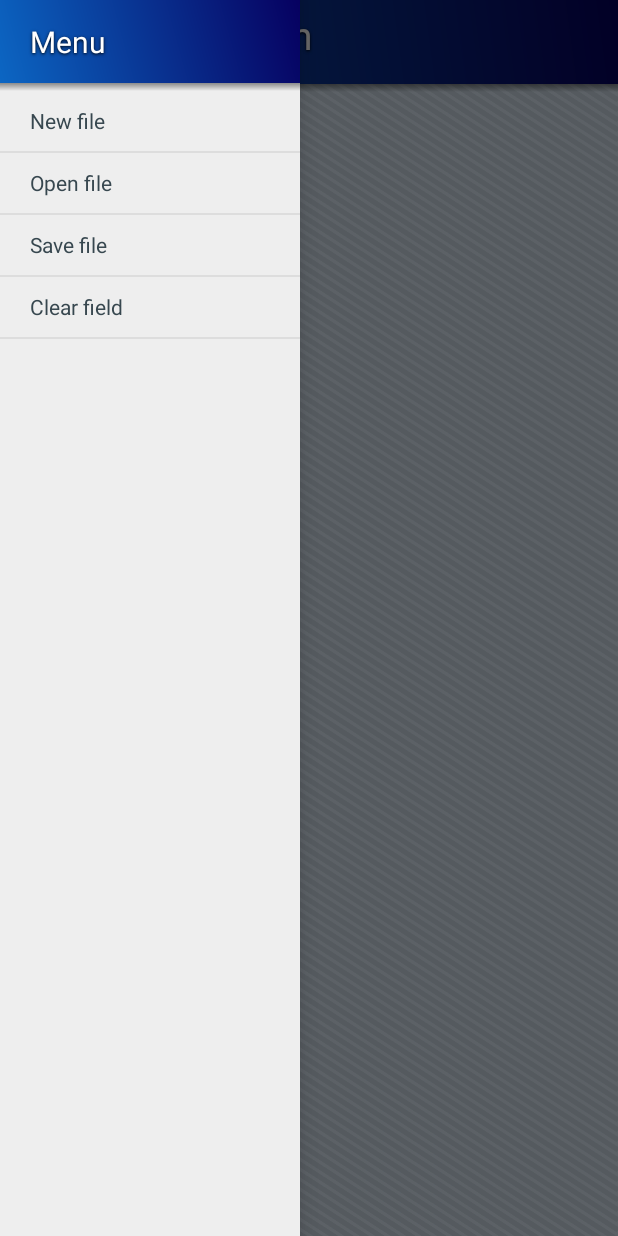
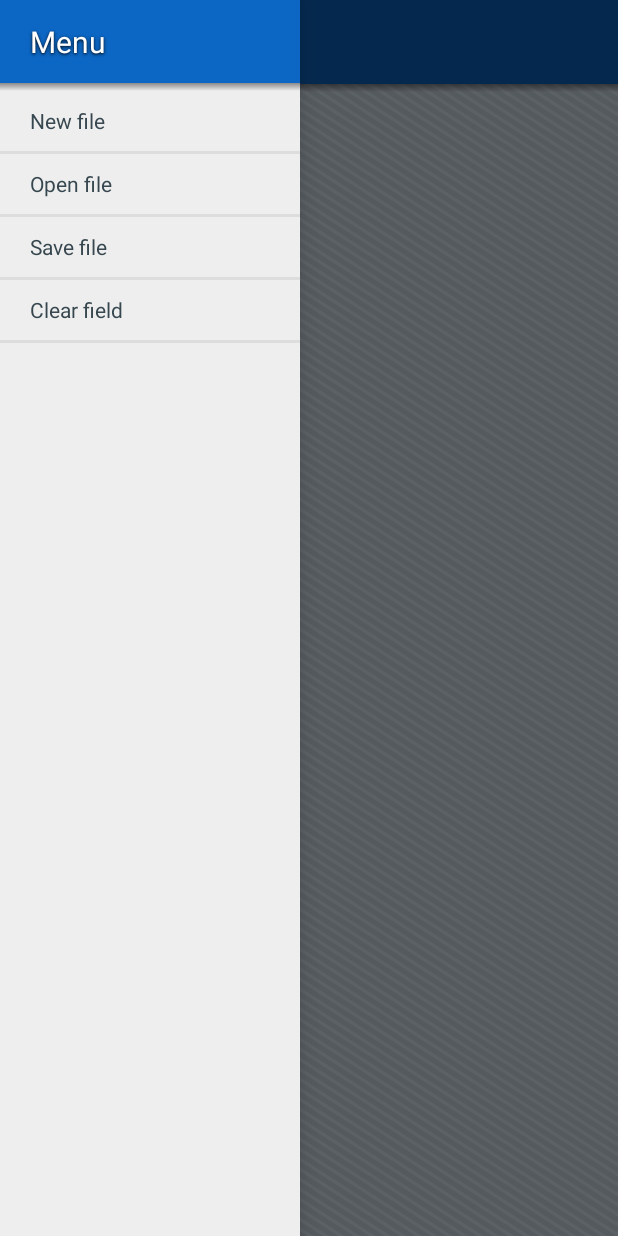
Before and after one commit to vlfom/WordGraph, an Android app: the screen it shows after launch (MainActivity), with the side drawer open, on a phone screen of 412 x 824 dp. Run offline under Robolectric (Android 15) with nearby library versions, the phone set to English and light mode, and no system bars.

Commit message:
Fixed save bug. Fixed field overflow

```diff
--- /dev/null
+++ b/app/src/main/res/drawable/text_vertex.xml
@@ -0,0 +1,16 @@
+<?xml version="1.0" encoding="utf-8"?>
+<shape
+    xmlns:android="http://schemas.android.com/apk/res/android"
+    android:shape="rectangle" >
+
+    <corners
+        android:radius="20dp"
+        />
+
+    <solid
+        android:color="@color/idle_vertex"/>
+
+    <stroke
+        android:width="0.5dp"
+        android:color="#99000000" />
+</shape>
--- /dev/null
+++ b/app/src/main/res/drawable/text_vertex_focused.xml
@@ -0,0 +1,16 @@
+<?xml version="1.0" encoding="utf-8"?>
+<shape
+    xmlns:android="http://schemas.android.com/apk/res/android"
+    android:shape="rectangle" >
+
+    <corners
+        android:radius="20dp"
+        />
+
+    <solid
+        android:color="#EDD" />
+
+    <stroke
+        android:width="0.5dp"
+        android:color="#99000000" />
+</shape>
--- /dev/null
+++ b/app/src/main/res/drawable/text_vertex_selected.xml
@@ -0,0 +1,16 @@
+<?xml version="1.0" encoding="utf-8"?>
+<shape
+    xmlns:android="http://schemas.android.com/apk/res/android"
+    android:shape="rectangle" >
+
+    <corners
+        android:radius="20dp"
+        />
+
+    <solid
+        android:color="#BBD" />
+
+    <stroke
+        android:width="0.5dp"
+        android:color="#99000000" />
+</shape>
--- a/app/src/main/res/drawable/toolbar_gradient.xml
+++ b/app/src/main/res/drawable/toolbar_gradient.xml
@@ -2,6 +2,6 @@
 <shape xmlns:android="http://schemas.android.com/apk/res/android" android:shape="rectangle">
     <gradient
         android:startColor="@color/actionbar_bg"
-        android:endColor="@color/actionbar_bg_dark"
+        android:endColor="@color/actionbar_bg"
         android:angle="45"/>
 </shape>
--- a/app/src/main/res/layout/activity_main.xml
+++ b/app/src/main/res/layout/activity_main.xml
@@ -69,7 +69,7 @@
             android:layout_gravity="start"
             android:choiceMode="singleChoice"
             android:divider="#ddd"
-            android:dividerHeight="1dp"
+            android:dividerHeight="2dp"
             android:background="#eee"  />
     </LinearLayout>
 </android.support.v4.widget.DrawerLayout>
--- a/app/src/main/res/layout/my_actionbar.xml
+++ b/app/src/main/res/layout/my_actionbar.xml
@@ -17,8 +17,8 @@
             android:layout_width="wrap_content"
             android:layout_height="wrap_content"
             android:text="Word Graph"
-            android:textSize="26sp"
-            android:layout_marginBottom="15dp"
+            android:textSize="24sp"
+            android:layout_marginBottom="16dp"
             android:textColor="@android:color/white"
             android:id="@+id/actionbarTitle"
             android:background="@android:color/transparent" />
```
Also changed, not shown: app/src/main/java/com/vlfom/wordgraph/CustomTypefaceSpan.java (deleted, +0 -47 lines), app/src/main/java/com/vlfom/wordgraph/MainActivity.java (+115 -89 lines), app/src/main/res/layout/number_vertex.xml (renamed from app/src/main/res/layout/simple_number_vertex.xml, +4 -4 lines), app/src/main/res/layout/text_vertex.xml (added, +21 -0 lines), app/src/main/res/drawable/number_vertex.xml (renamed from app/src/main/res/drawable/simple_number_vertex.xml), app/src/main/res/drawable/number_vertex_focused.xml (renamed from app/src/main/res/drawable/simple_number_vertex_focused.xml), app/src/main/res/drawable/number_vertex_selected.xml (renamed from app/src/main/res/drawable/simple_number_vertex_selected.xml).
